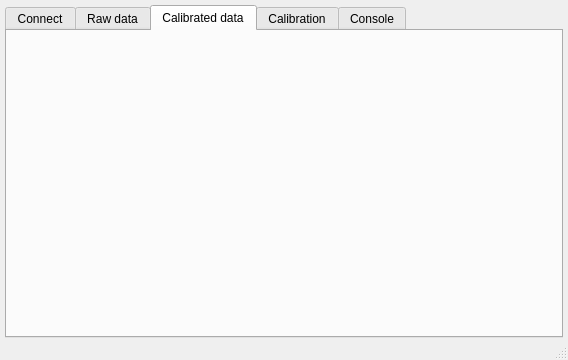
This is tinyos-2.x/trunk/support/cpp/TestShimmer/src/MainWindow.ui in baharev/szte-wsn-code as Qt 5 draws it before an edit. The edited form follows.
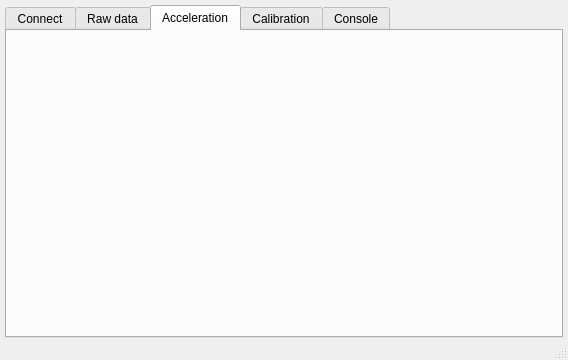
This is the edited form. The open tabs and pages were chosen to show the change. Icons and pictures are not drawn.

Commit message: added consoleWidget calculates angles from accelerometer plots angle data

The edit to the form file:
```diff
--- a/tinyos-2.x/trunk/support/cpp/TestShimmer/src/MainWindow.ui
+++ b/tinyos-2.x/trunk/support/cpp/TestShimmer/src/MainWindow.ui
@@ -62,7 +62,7 @@
       </widget>
       <widget class="QWidget" name="calibratedTab">
        <attribute name="title">
-        <string>Calibrated data</string>
+        <string>Acceleration</string>
        </attribute>
        <layout class="QVBoxLayout" name="verticalLayout_6"/>
       </widget>
```
Left out of the diff: 11 changed lines with no effect on the pictures. The commit also changes 48 other files.
